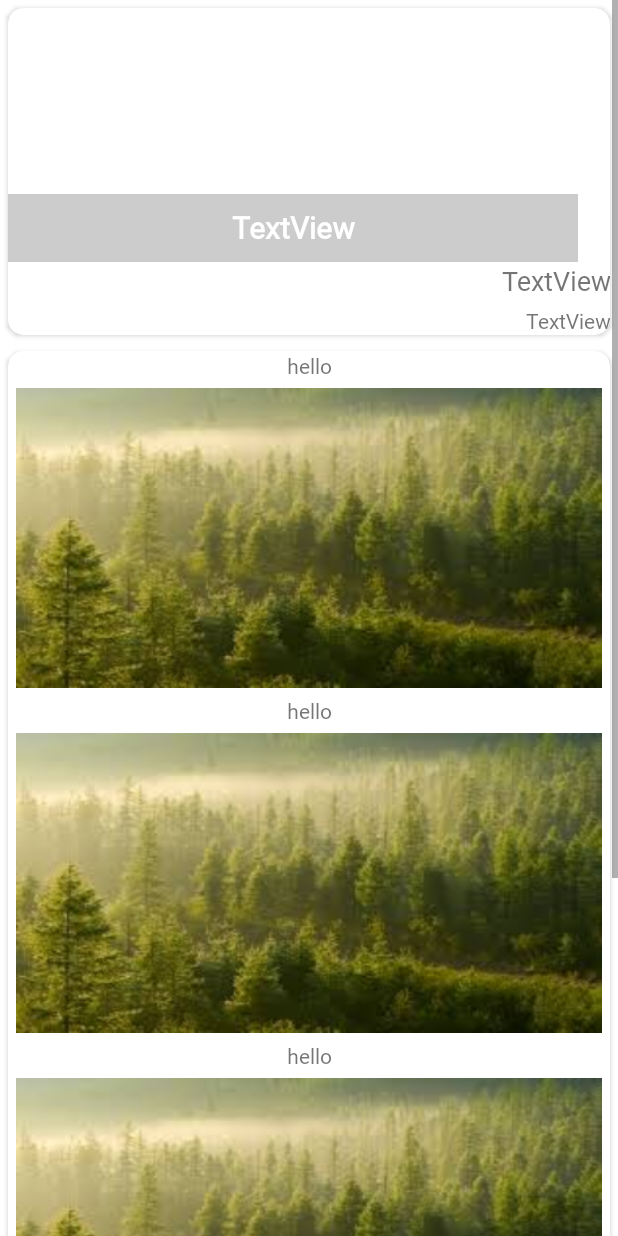
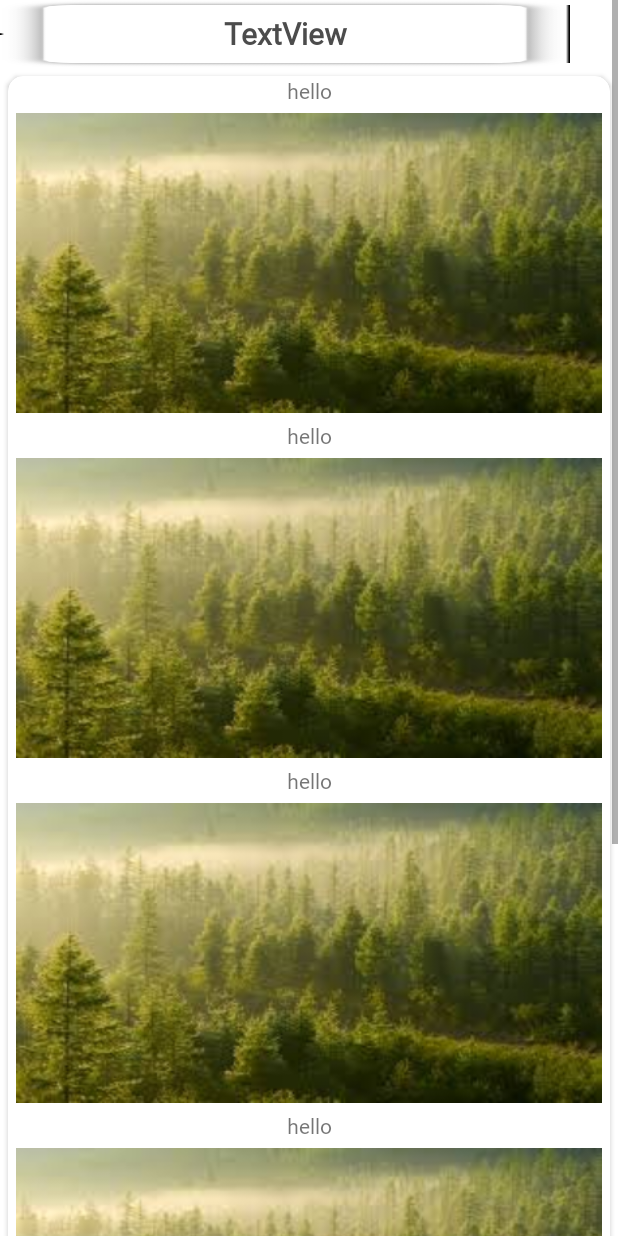
Before and after one commit to OPOv/Emergency_practice, an Android app: the layout activity_knowledge_detail.xml on its own in the app's theme, with its tools: preview values and no code run, on a phone screen of 412 x 824 dp. Run offline under Robolectric (Android 15) with nearby library versions, the phone set to English and light mode, and no system bars.

Commit message:
d-day-4-wearedie

```diff
--- a/app/src/main/java/com/example/lg/emergency/MainActivity.java
+++ b/app/src/main/java/com/example/lg/emergency/MainActivity.java
@@ -115,7 +115,7 @@ public class MainActivity extends AppCompatActivity {
 
                     if (position > 1) {
                         Intent intent = new Intent(getApplicationContext(), KnowledgeDataActivity.class);
-                        intent.putExtra("position", position);
+                        intent.putExtra("position", position-2);
                         intent.putExtra("image", item[position - 2].getImage());
                         intent.putExtra("title", item[position - 2].getTitle());
                         intent.putExtra("day", item[position - 2].getDate());
--- a/app/src/main/res/layout/activity_knowledge_detail.xml
+++ b/app/src/main/res/layout/activity_knowledge_detail.xml
@@ -14,70 +14,21 @@
         android:orientation="vertical">
 
 
-    <android.support.v7.widget.CardView
-        android:layout_width="match_parent"
-        android:layout_height="218dp"
-        android:layout_alignParentStart="true"
-        android:layout_alignParentTop="true"
-        card_view:cardCornerRadius="10dp"
-        android:layout_margin ="5dp">
-
-
-
-        <RelativeLayout
-            android:layout_width="match_parent"
-            android:layout_height="wrap_content">
-
-            <ImageView
-                android:id="@+id/detail_image"
-                android:layout_width="match_parent"
-                android:layout_height="169dp"
-                android:scaleType="fitXY"
-              />
-
-            <TextView
-                android:id="@+id/detail_subject"
-                android:layout_width="match_parent"
-                android:layout_height="30dp"
-                android:layout_alignParentStart="true"
-                android:layout_below="@+id/detail_image"
-                android:gravity="right"
-                android:text="TextView"
-                android:fontFamily="@font/sangmon"
-                android:textSize="18dp" />
-
-            <TextView
-                android:id="@+id/detal_day"
-                android:layout_width="match_parent"
-                android:layout_height="wrap_content"
-                android:layout_alignParentBottom="true"
-                android:layout_alignParentEnd="true"
-                android:text="TextView"
-                android:fontFamily="@font/sangmon"
-                android:gravity="right"/>
-
         <TextView
             android:id="@+id/detail_name"
             android:layout_width="380dp"
             android:layout_height="45dp"
             android:layout_alignBottom="@+id/detail_image"
             android:layout_alignParentStart="true"
-                android:background="#33000000"
+            android:background="@drawable/shadow"
             android:gravity="center"
             android:text="TextView"
             android:fontFamily="@font/sangmon"
-                android:textColor="@color/colorWhite"
+            android:textColor="#4c4c4c"
             android:textSize="20dp"
 
 
             android:textStyle="bold" />
-
-
-        </RelativeLayout>
-
-
-    </android.support.v7.widget.CardView>
-
 
     <android.support.v7.widget.CardView
         android:layout_width="match_parent"
@@ -90,6 +41,9 @@
             android:layout_width="match_parent"
             android:layout_height="wrap_content"
             android:orientation="vertical">
+
+
+
 
             <TextView
                 android:id="@+id/content_text1"
@@ -163,6 +117,25 @@
                 android:layout_margin="5dp"
                 />
 
+            <TextView
+                android:id="@+id/content_text5"
+                android:layout_width="match_parent"
+                android:layout_height="wrap_content"
+                android:text="hello"
+                android:gravity="center"
+                android:fontFamily="@font/sangmon"/>
+
+
+            <ImageView
+                android:id="@+id/content_image5"
+                android:layout_width="match_parent"
+                android:layout_height="200dp"
+                android:src="@drawable/forest"
+                android:scaleType="fitXY"
+                android:layout_margin="5dp"
+                />
+
+
 
 
 
--- a/app/src/main/res/layout/activity_test.xml
+++ b/app/src/main/res/layout/activity_test.xml
@@ -1,6 +1,7 @@
 <?xml version="1.0" encoding="utf-8"?>
 <LinearLayout
     xmlns:android="http://schemas.android.com/apk/res/android"
+    xmlns:app="http://schemas.android.com/apk/res-auto"
     android:layout_width="match_parent"
     android:layout_height="wrap_content"
     android:orientation="vertical">
@@ -21,4 +22,6 @@
         android:textColor="@color/colorWhite"
         android:background="@color/colorOrange"
         android:text="Knowledge" />
+
+
 </LinearLayout>
--- a/app/src/main/res/layout/content_main_middle.xml
+++ b/app/src/main/res/layout/content_main_middle.xml
@@ -19,5 +19,6 @@
         android:gravity="center"
         android:text="위급 상식"
         android:textColor="@color/colorWhite"
-        android:textSize="20dp" />
+        android:textSize="20dp"
+       />
 </LinearLayout>
--- a/app/src/main/res/layout/content_main_top.xml
+++ b/app/src/main/res/layout/content_main_top.xml
@@ -62,7 +62,9 @@
             android:gravity="center"
             android:text="위급이"
             android:textColor="#4c4c4c"
-            android:textSize="25dp" />
+            android:textSize="25dp"
+
+        />
 
         <TextView
             android:id="@+id/textView7"
```
Also changed, not shown: app/src/main/java/com/example/lg/emergency/KnowledgeDataActivity.java (+77 -20 lines), app/src/main/res/layout/item_knowledge.xml (+4 -4 lines), app/src/main/res/drawable/shadow.png (added). Lines whose indentation alone changed are shown as unchanged.
